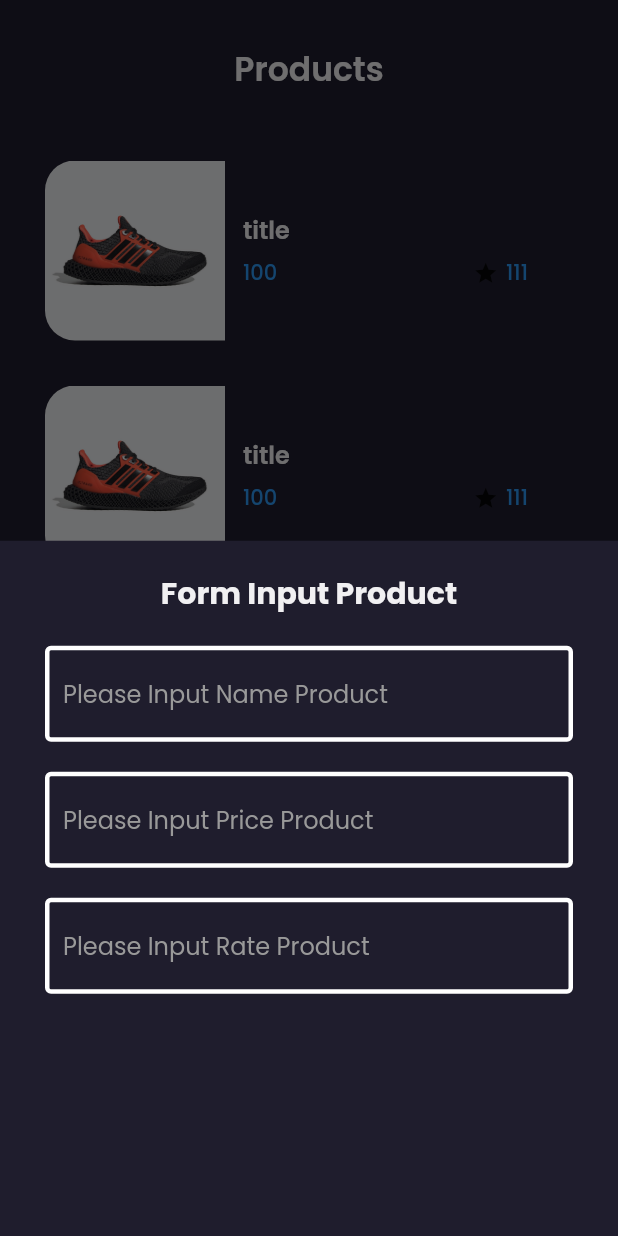
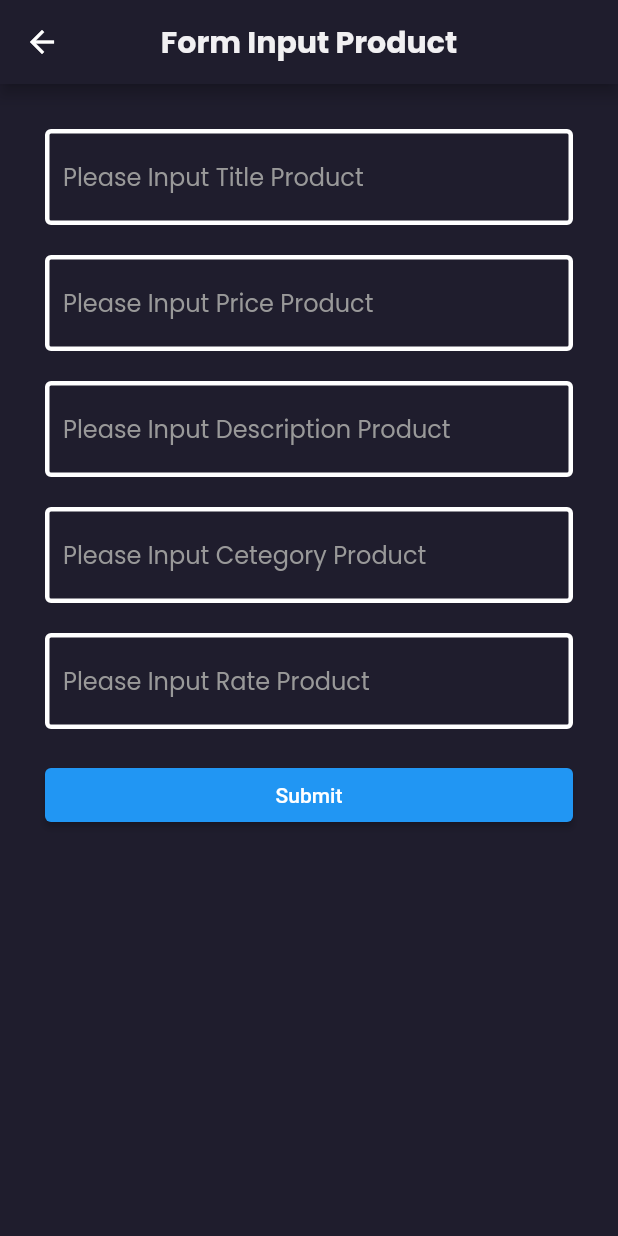
Before and after one commit to YusufHusain243/Test-GeekGarden, a Flutter app: the screen it shows after launch, after a tap on the "add" icon, on a phone screen of 412 x 824 dp. Run offline on Flutter 3.47's test engine with Material 2 defaults, Android fonts, the phone set to English and light mode, and no system bars; our stand-ins replace get, google_fonts.

Commit message:
add product

```diff
--- /dev/null
+++ b/lib/bindings/add_binding.dart
@@ -0,0 +1,9 @@
+import 'package:geek_garden/controllers/add_controller.dart';
+import 'package:get/get.dart';
+
+class AddBinding implements Bindings {
+  @override
+  void dependencies() {
+    Get.put(AddController());
+  }
+}
--- /dev/null
+++ b/lib/controllers/add_controller.dart
@@ -0,0 +1,34 @@
+import 'package:flutter/material.dart';
+import 'package:get/get.dart';
+
+class AddController extends GetxController {
+  late TextEditingController titleC;
+  late TextEditingController priceC;
+  late TextEditingController descriptionC;
+  late TextEditingController categoryC;
+  late TextEditingController imageC;
+  late TextEditingController rateC;
+  late TextEditingController countC;
+
+  @override
+  void onInit() {
+    super.onInit();
+    titleC = TextEditingController();
+    priceC = TextEditingController();
+    descriptionC = TextEditingController();
+    categoryC = TextEditingController();
+    imageC = TextEditingController();
+    rateC = TextEditingController();
+  }
+
+  @override
+  void onClose() {
+    super.onClose();
+    titleC.dispose();
+    priceC.dispose();
+    descriptionC.dispose();
+    categoryC.dispose();
+    imageC.dispose();
+    rateC.dispose();
+  }
+}
--- a/lib/controllers/product_controllers.dart
+++ b/lib/controllers/product_controllers.dart
@@ -1,82 +1,16 @@
-import 'package:flutter/cupertino.dart';
 import 'package:flutter/material.dart';
 import 'package:geek_garden/models/product_model.dart';
 import 'package:get/get.dart';
 
-class ProductController extends GetxController {
+class ProductController extends GetxController with StateMixin<String?> {
   var products = List<Product>.empty().obs;
-
-  late TextEditingController titleC;
-  late TextEditingController priceC;
-  late TextEditingController descriptionC;
-  late TextEditingController categoryC;
-  late TextEditingController imageC;
-  late TextEditingController rateC;
-  late TextEditingController countC;
-
-  @override
-  void onInit() {
-    super.onInit();
-    titleC = TextEditingController();
-    priceC = TextEditingController();
-    descriptionC = TextEditingController();
-    categoryC = TextEditingController();
-    imageC = TextEditingController();
-    rateC = TextEditingController();
-    countC = TextEditingController();
-    products.add(
-      Product(
-        title: 'title',
-        description: 'description',
-        category: 'category',
-        image: 'image',
-        price: 100,
-        rate: 111,
-        count: 111,
-      ),
-    );
-    products.add(
-      Product(
-        title: 'title',
-        description: 'description',
-        category: 'category',
-        image: 'image',
-        price: 100,
-        rate: 111,
-        count: 111,
-      ),
-    );
-    products.add(
-      Product(
-        title: 'title',
-        description: 'description',
-        category: 'category',
-        image: 'image',
-        price: 100,
-        rate: 111,
-        count: 111,
-      ),
-    );
-  }
-
-  @override
-  void onClose() {
-    titleC.dispose();
-    priceC.dispose();
-    descriptionC.dispose();
-    categoryC.dispose();
-    imageC.dispose();
-    rateC.dispose();
-    countC.dispose();
-    super.onClose();
-  }
 
   void snackBarError(String msg) {
     Get.snackbar(
       "ERROR",
       msg,
       duration: const Duration(seconds: 2),
-      colorText: Colors.red,
+      backgroundColor: Colors.white,
     );
   }
 
@@ -85,11 +19,20 @@ class ProductController extends GetxController {
       "SUCCESS",
       msg,
       duration: const Duration(seconds: 2),
-      colorText: Colors.green,
+      backgroundColor: Colors.white,
     );
   }
 
-  // void add(Product product) {
-  //   if () {}
-  // }
+  void add(Product product) {
+    change(null, status: RxStatus.loading());
+    Get.back();
+    try {
+      products.add(product);
+      change(null, status: RxStatus.success());
+      snackBarSuccess('Input Data Success');
+    } catch (e) {
+      change(null, status: RxStatus.error());
+      snackBarSuccess('Input Data Failed');
+    }
+  }
 }
--- a/lib/models/product_model.dart
+++ b/lib/models/product_model.dart
@@ -3,9 +3,8 @@ class Product {
   String description;
   String category;
   String image;
+  String rate;
   int price;
-  int rate;
-  int count;
 
   Product({
     required this.title,
@@ -14,6 +13,5 @@ class Product {
     required this.image,
     required this.price,
     required this.rate,
-    required this.count,
   });
 }
--- /dev/null
+++ b/lib/pages/add_product.dart
@@ -0,0 +1,167 @@
+import 'package:flutter/material.dart';
+import 'package:geek_garden/controllers/add_controller.dart';
+import 'package:geek_garden/models/product_model.dart';
+import 'package:get/get.dart';
+
+import '../controllers/product_controllers.dart';
+import '../theme.dart';
+
+class AddProduct extends StatelessWidget {
+  const AddProduct({Key? key}) : super(key: key);
+
+  @override
+  Widget build(BuildContext context) {
+    final productC = Get.find<ProductController>();
+    final addC = Get.find<AddController>();
+
+    return Scaffold(
+      backgroundColor: backgroundColor,
+      appBar: AppBar(
+        title: Text(
+          'Form Input Product',
+          style: primaryTextStyle.copyWith(
+            fontWeight: bold,
+            fontSize: 20,
+          ),
+        ),
+        backgroundColor: backgroundColor,
+        centerTitle: true,
+      ),
+      body: ListView(
+        padding: EdgeInsets.all(defaultMargin),
+        children: [
+          TextField(
+            controller: addC.titleC,
+            style: primaryTextStyle,
+            decoration: InputDecoration(
+              hintText: 'Please Input Title Product',
+              hintStyle: secondaryTextStyle,
+              enabledBorder: const OutlineInputBorder(
+                borderSide: BorderSide(
+                  width: 3,
+                  color: Colors.white,
+                ),
+              ),
+              focusedBorder: const OutlineInputBorder(
+                borderSide: BorderSide(
+                  width: 3,
+                  color: Colors.white,
+                ),
+              ),
+            ),
+          ),
+          const SizedBox(
+            height: 20,
+          ),
+          TextField(
+            controller: addC.priceC,
+            style: primaryTextStyle,
+            decoration: InputDecoration(
+              hintText: 'Please Input Price Product',
+              hintStyle: secondaryTextStyle,
+              enabledBorder: const OutlineInputBorder(
+                borderSide: BorderSide(
+                  width: 3,
+                  color: Colors.white,
+                ),
+              ),
+              focusedBorder: const OutlineInputBorder(
+                borderSide: BorderSide(
+                  width: 3,
+                  color: Colors.white,
+                ),
+              ),
+            ),
+          ),
+          const SizedBox(
+            height: 20,
+          ),
+          TextField(
+            controller: addC.descriptionC,
+            style: primaryTextStyle,
+            decoration: InputDecoration(
+              hintText: 'Please Input Description Product',
+              hintStyle: secondaryTextStyle,
+              enabledBorder: const OutlineInputBorder(
+                borderSide: BorderSide(
+                  width: 3,
+                  color: Colors.white,
+                ),
+              ),
+              focusedBorder: const OutlineInputBorder(
+                borderSide: BorderSide(
+                  width: 3,
+                  color: Colors.white,
+                ),
+              ),
+            ),
+          ),
+          const SizedBox(
+            height: 20,
+          ),
+          TextField(
+            controller: addC.categoryC,
+            style: primaryTextStyle,
+            decoration: InputDecoration(
+              hintText: 'Please Input Cetegory Product',
+              hintStyle: secondaryTextStyle,
+              enabledBorder: const OutlineInputBorder(
+                borderSide: BorderSide(
+                  width: 3,
+                  color: Colors.white,
+                ),
+              ),
+              focusedBorder: const OutlineInputBorder(
+                borderSide: BorderSide(
+                  width: 3,
+                  color: Colors.white,
+                ),
+              ),
+            ),
+          ),
+          const SizedBox(
+            height: 20,
+          ),
+          TextField(
+            controller: addC.rateC,
+            style: primaryTextStyle,
+            decoration: InputDecoration(
+              hintText: 'Please Input Rate Product',
+              hintStyle: secondaryTextStyle,
+              enabledBorder: const OutlineInputBorder(
+                borderSide: BorderSide(
+                  width: 3,
+                  color: Colors.white,
+                ),
+              ),
+              focusedBorder: const OutlineInputBorder(
+                borderSide: BorderSide(
+                  width: 3,
+                  color: Colors.white,
+                ),
+              ),
+            ),
+          ),
+          const SizedBox(
+            height: 20,
+          ),
+          ElevatedButton(
+            onPressed: () {
+              productC.add(
+                Product(
+                  title: addC.titleC.text.toString(),
+                  description: addC.descriptionC.text.toString(),
+                  category: addC.categoryC.text.toString(),
+                  image: 'assets/image_shoes.png',
+                  price: int.parse(addC.priceC.text),
+                  rate: addC.rateC.text.toString(),
+                ),
+              );
+            },
+            child: const Text('Submit'),
+          ),
+        ],
+      ),
+    );
+  }
+}
--- a/lib/pages/product_page.dart
+++ b/lib/pages/product_page.dart
@@ -1,5 +1,6 @@
 import 'package:flutter/material.dart';
 import 'package:geek_garden/controllers/product_controllers.dart';
+import 'package:geek_garden/routes/route_name.dart';
 import 'package:geek_garden/theme.dart';
 import 'package:geek_garden/widgets/product_tile.dart';
 import 'package:get/get.dart';
@@ -10,24 +11,6 @@ class ProductPage extends StatelessWidget {
   @override
   Widget build(BuildContext context) {
     final productC = Get.find<ProductController>();
-
-    Widget productTitle() {
-      return Container(
-        margin: EdgeInsets.only(
-          top: defaultMargin,
-          bottom: defaultMargin,
-          left: defaultMargin,
-          right: defaultMargin,
-        ),
-        child: Text(
-          'Products',
-          style: primaryTextStyle.copyWith(
-            fontSize: 22,
-            fontWeight: semibold,
-          ),
-        ),
-      );
-    }
 
     Widget products() {
       return Obx(
@@ -43,6 +26,7 @@ class ProductPage extends StatelessWidget {
                   ),
                 )
               : ListView.builder(
+                  padding: EdgeInsets.only(top: defaultMargin),
                   itemCount: productC.products.length,
                   itemBuilder: (context, index) {
                     return ProductTile(
@@ -52,7 +36,6 @@ class ProductPage extends StatelessWidget {
                       category: productC.products[index].category,
                       image: productC.products[index].image,
                       rate: productC.products[index].rate,
-                      count: productC.products[index].count,
                     );
                   },
                 ),
@@ -62,124 +45,28 @@ class ProductPage extends StatelessWidget {
 
     return Scaffold(
       backgroundColor: backgroundColor,
-      body: Column(
-        children: [
-          productTitle(),
-          Expanded(
-            child: products(),
+      appBar: AppBar(
+        title: Text(
+          'Products',
+          style: primaryTextStyle.copyWith(
+            fontSize: 22,
+            fontWeight: semibold,
+          ),
+        ),
+        backgroundColor: backgroundColor,
+        centerTitle: true,
+        actions: [
+          IconButton(
+            onPressed: () {
+              Get.toNamed(RouteName.addProduct);
+            },
+            icon: const Icon(
+              Icons.add,
+            ),
           ),
         ],
       ),
-      floatingActionButton: FormInput(),
+      body: products(),
     );
   }
 }
-
-class FormInput extends StatelessWidget {
-  const FormInput({
-    Key? key,
-  }) : super(key: key);
-
-  @override
-  Widget build(BuildContext context) {
-    return FloatingActionButton(
-      onPressed: () {
-        Get.bottomSheet(
-          Padding(
-            padding: EdgeInsets.only(
-              bottom: MediaQuery.of(context).viewInsets.bottom,
-            ),
-            child: Container(
-              color: backgroundColor,
-              padding: const EdgeInsets.symmetric(horizontal: 30, vertical: 20),
-              child: Center(
-                child: ListView(
-                  children: [
-                    Center(
-                      child: Text(
-                        'Form Input Product',
-                        style: primaryTextStyle.copyWith(
-                          fontWeight: bold,
-                          fontSize: 20,
-                        ),
-                      ),
-                    ),
-                    const SizedBox(
-                      height: 20,
-                    ),
-                    TextField(
-                      style: primaryTextStyle,
-                      decoration: InputDecoration(
-                        hintText: 'Please Input Name Product',
-                        hintStyle: secondaryTextStyle,
-                        enabledBorder: const OutlineInputBorder(
-                          borderSide: BorderSide(
-                            width: 3,
-                            color: Colors.white,
-                          ),
-                        ),
-                        focusedBorder: const OutlineInputBorder(
-                          borderSide: BorderSide(
-                            width: 3,
-                            color: Colors.white,
-                          ),
-                        ),
-                      ),
-                    ),
-                    const SizedBox(
-                      height: 20,
-                    ),
-                    TextField(
-                      style: primaryTextStyle,
-                      decoration: InputDecoration(
-                        hintText: 'Please Input Price Product',
-                        hintStyle: secondaryTextStyle,
-                        enabledBorder: const OutlineInputBorder(
-                          borderSide: BorderSide(
-                            width: 3,
-                            color: Colors.white,
-                          ),
-                        ),
-                        focusedBorder: const OutlineInputBorder(
-                          borderSide: BorderSide(
-                            width: 3,
-                            color: Colors.white,
-                          ),
-                        ),
-                      ),
-                    ),
-                    const SizedBox(
-                      height: 20,
-                    ),
-                    TextField(
-                      style: primaryTextStyle,
-                      decoration: InputDecoration(
-                        hintText: 'Please Input Rate Product',
-                        hintStyle: secondaryTextStyle,
-                        enabledBorder: const OutlineInputBorder(
-                          borderSide: BorderSide(
-                            width: 3,
-                            color: Colors.white,
-                          ),
-                        ),
-                        focusedBorder: const OutlineInputBorder(
-                          borderSide: BorderSide(
-                            width: 3,
-                            color: Colors.white,
-                          ),
-                        ),
-                      ),
-                    )
-                  ],
-                ),
-              ),
-            ),
-          ),
-        );
-      },
-      child: const Icon(
-        Icons.add,
-      ),
-    );
-  }
-}
--- a/lib/routes/app_pages.dart
+++ b/lib/routes/app_pages.dart
@@ -1,3 +1,5 @@
+import 'package:geek_garden/bindings/add_binding.dart';
+import 'package:geek_garden/pages/add_product.dart';
 import 'package:geek_garden/pages/product_page.dart';
 import 'package:geek_garden/pages/product_api_page.dart';
 import 'package:geek_garden/routes/route_name.dart';
@@ -10,6 +12,11 @@ class AppPage {
       page: () => const ProductPage(),
     ),
     GetPage(
+      name: RouteName.addProduct,
+      page: () => const AddProduct(),
+      binding: AddBinding(),
+    ),
+    GetPage(
       name: RouteName.product,
       page: () => const ProductApiPage(),
     ),
--- a/lib/routes/route_name.dart
+++ b/lib/routes/route_name.dart
@@ -1,4 +1,5 @@
 abstract class RouteName {
   static const product = '/';
+  static const addProduct = '/add-product';
   static const productApi = '/product-api';
 }
--- a/lib/widgets/product_tile.dart
+++ b/lib/widgets/product_tile.dart
@@ -10,7 +10,6 @@ class ProductTile extends StatelessWidget {
     this.category,
     this.image,
     this.rate,
-    this.count,
   }) : super(key: key);
 
   final String? title;
@@ -18,8 +17,7 @@ class ProductTile extends StatelessWidget {
   final String? description;
   final String? category;
   final String? image;
-  final int? rate;
-  final int? count;
+  final String? rate;
 
   @override
   Widget build(BuildContext context) {
@@ -27,6 +25,9 @@ class ProductTile extends StatelessWidget {
       decoration: BoxDecoration(
         borderRadius: BorderRadius.circular(20),
         color: backgroundColor,
+        border: Border.all(
+          color: Colors.white,
+        ),
       ),
       margin: EdgeInsets.only(
         left: defaultMargin,
@@ -55,11 +56,32 @@ class ProductTile extends StatelessWidget {
               crossAxisAlignment: CrossAxisAlignment.start,
               children: [
                 Text(
+                  category.toString(),
+                  style: secondaryTextStyle.copyWith(
+                    fontSize: 12,
+                  ),
+                ),
+                const SizedBox(
+                  height: 6,
+                ),
+                Text(
                   title.toString(),
                   style: primaryTextStyle.copyWith(
                     fontSize: 16,
                     fontWeight: semibold,
                   ),
+                  overflow: TextOverflow.ellipsis,
+                ),
+                const SizedBox(
+                  height: 6,
+                ),
+                Text(
+                  description.toString(),
+                  style: secondaryTextStyle.copyWith(
+                    fontSize: 12,
+                    fontWeight: semibold,
+                  ),
+                  overflow: TextOverflow.ellipsis,
                 ),
                 const SizedBox(
                   height: 6,
@@ -80,6 +102,7 @@ class ProductTile extends StatelessWidget {
                           const Icon(
                             Icons.star,
                             size: 17,
+                            color: Colors.white,
                           ),
                           const SizedBox(
                             width: 5,
```
